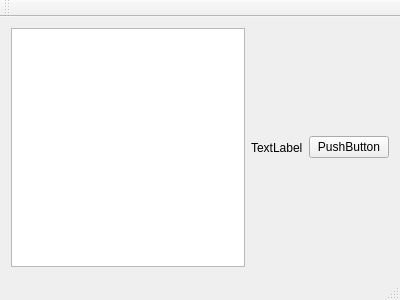
Above: client.ui from Stevealv121/QtClient before the change. Below: the same form after it.
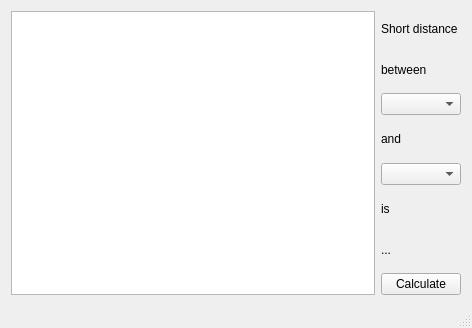
That is the form after the change.

Commit message: Calculate shortest distance between nodes

What changed in the file:
```diff
--- a/client.ui
+++ b/client.ui
@@ -6,33 +6,71 @@
    <rect>
     <x>0</x>
     <y>0</y>
-    <width>400</width>
-    <height>300</height>
+    <width>472</width>
+    <height>328</height>
    </rect>
   </property>
   <property name="windowTitle">
    <string>Client</string>
   </property>
   <widget class="QWidget" name="centralWidget">
-   <layout class="QVBoxLayout" name="verticalLayout">
+   <layout class="QHBoxLayout" name="horizontalLayout_2">
     <item>
      <layout class="QHBoxLayout" name="horizontalLayout">
       <item>
        <widget class="QGraphicsView" name="graphicsView"/>
       </item>
       <item>
+       <layout class="QVBoxLayout" name="verticalLayout">
+        <item>
        <widget class="QLabel" name="label">
         <property name="text">
-         <string>TextLabel</string>
+           <string>Short distance</string>
+          </property>
+         </widget>
+        </item>
+        <item>
+         <widget class="QLabel" name="label_2">
+          <property name="text">
+           <string>between</string>
+          </property>
+         </widget>
+        </item>
+        <item>
+         <widget class="QComboBox" name="comboBox"/>
+        </item>
+        <item>
+         <widget class="QLabel" name="label_3">
+          <property name="text">
+           <string>and</string>
+          </property>
+         </widget>
+        </item>
+        <item>
+         <widget class="QComboBox" name="comboBox_2"/>
+        </item>
+        <item>
+         <widget class="QLabel" name="label_4">
+          <property name="text">
+           <string>is</string>
+          </property>
+         </widget>
+        </item>
+        <item>
+         <widget class="QLabel" name="label_5">
+          <property name="text">
+           <string>...</string>
         </property>
        </widget>
       </item>
       <item>
        <widget class="QPushButton" name="pushButton">
         <property name="text">
-         <string>PushButton</string>
-        </property>
-       </widget>
+           <string>Calculate</string>
+          </property>
+         </widget>
+        </item>
+       </layout>
       </item>
      </layout>
     </item>
@@ -48,14 +86,6 @@
     </rect>
    </property>
   </widget>
-  <widget class="QToolBar" name="mainToolBar">
-   <attribute name="toolBarArea">
-    <enum>TopToolBarArea</enum>
-   </attribute>
-   <attribute name="toolBarBreak">
-    <bool>false</bool>
-   </attribute>
-  </widget>
   <widget class="QStatusBar" name="statusBar"/>
  </widget>
  <layoutdefault spacing="6" margin="11"/>
```
Left out of the diff: 2 changed lines with no effect on the pictures. Lines whose indentation alone changed are shown as unchanged. The commit also changes 3 other files.
